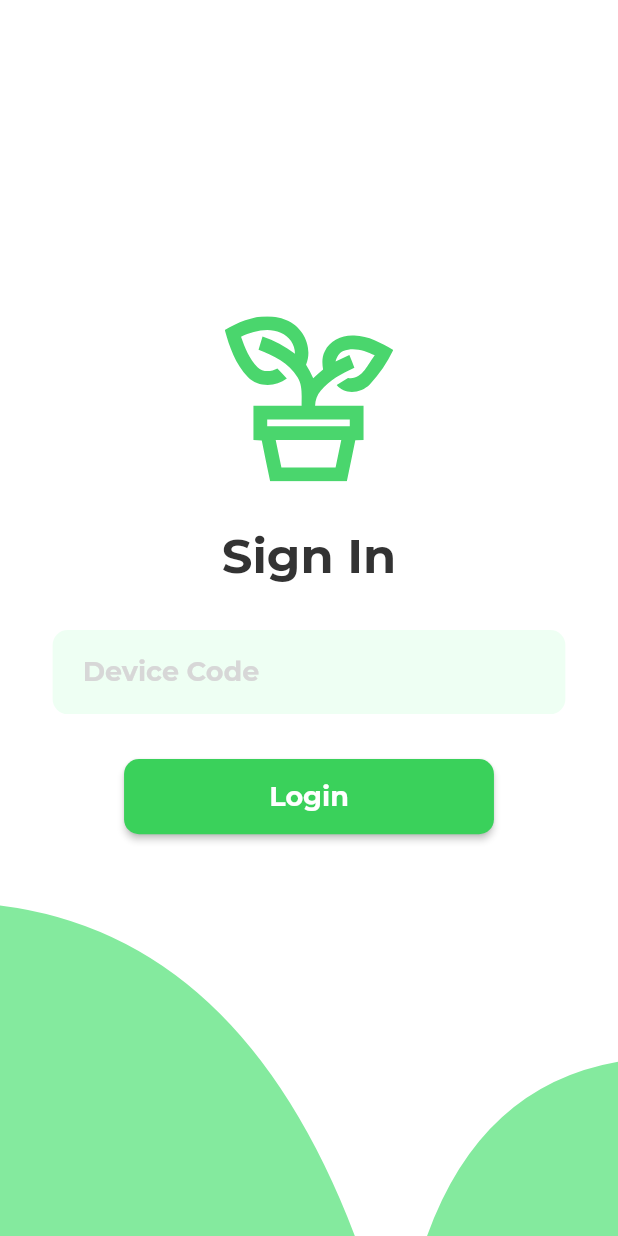
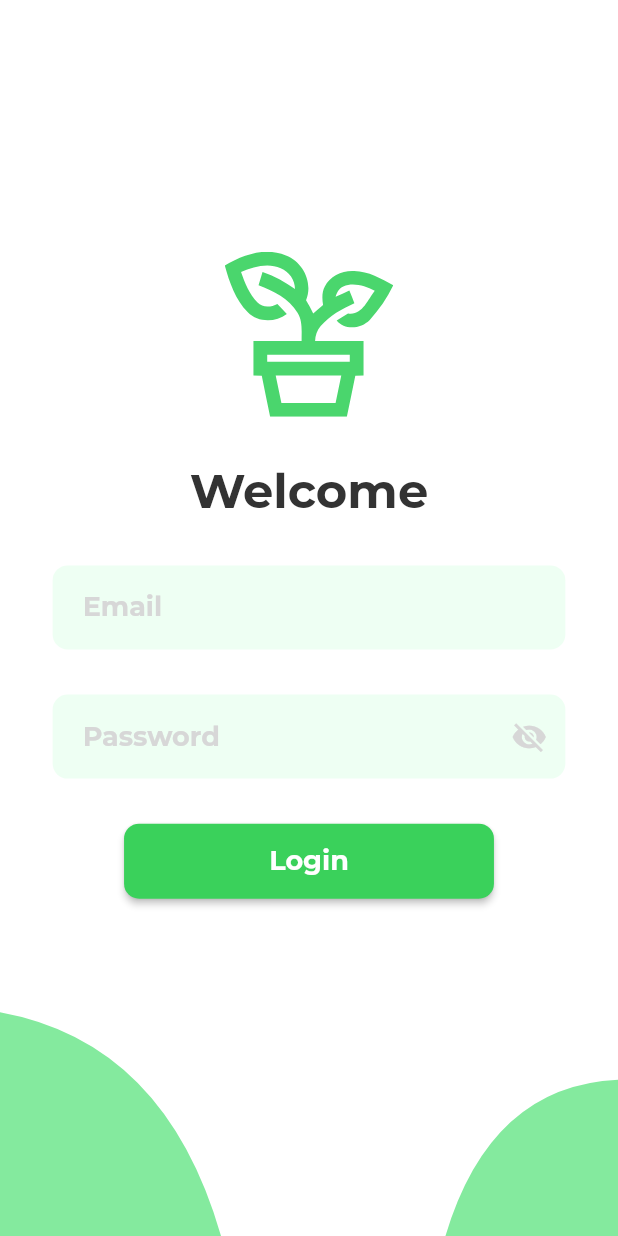
Before and after one commit to nxhung1610/flower-store, a Flutter app: the LoginScreen screen opened directly, on a phone screen of 412 x 824 dp. Run offline on Flutter 3.47's test engine with Material 2 defaults, Android fonts, the phone set to English and light mode, and no system bars; our stand-ins replace bloc, equatable, flutter_bloc, flutter_screenutil, flutter_spinkit, flutter_svg and 1 more; accounts and stored records are empty; project files that could hold a hidden picture were left out.

Commit message:
[UPDATE] - change bloc login

```diff
--- a/lib/src/blocs/auth/auth_event.dart
+++ b/lib/src/blocs/auth/auth_event.dart
@@ -6,20 +6,3 @@ abstract class AuthEvent extends Equatable {
   @override
   List<Object> get props => [];
 }
-
-class AuthLoginDeviceEvent extends AuthEvent {
-  final String devicekey;
-
-  AuthLoginDeviceEvent({required this.devicekey});
-  @override
-  // TODO: implement props
-  List<Object> get props => [devicekey];
-}
-
-class AuthPincodeValidateEvent extends AuthEvent {
-  final String pincode;
-  AuthPincodeValidateEvent({required this.pincode});
-  @override
-  // TODO: implement props
-  List<Object> get props => [pincode];
-}
--- a/lib/src/blocs/auth/auth_state.dart
+++ b/lib/src/blocs/auth/auth_state.dart
@@ -8,19 +8,3 @@ abstract class AuthState extends Equatable {
 }
 
 class AuthInitial extends AuthState {}
-
-class AuthRequestValidating extends AuthState {}
-
-class AuthRequestSuccess extends AuthState {
-  final dynamic resData;
-  AuthRequestSuccess({required this.resData});
-  @override
-  // TODO: implement props
-  List<Object> get props => [resData];
-}
-
-class AuthRequestFail extends AuthState {
-  final String message;
-
-  AuthRequestFail({required this.message});
-}
--- /dev/null
+++ b/lib/src/blocs/login/login_event.dart
@@ -0,0 +1,18 @@
+part of 'login_bloc.dart';
+
+abstract class LoginEvent extends Equatable {
+  const LoginEvent();
+
+  @override
+  List<Object> get props => [];
+}
+
+class LoginRequestEvent extends LoginEvent {
+  final String email;
+  final String password;
+
+  LoginRequestEvent({required this.email, required this.password});
+  @override
+  // TODO: implement props
+  List<Object> get props => [email, password];
+}
--- /dev/null
+++ b/lib/src/blocs/login/login_state.dart
@@ -0,0 +1,26 @@
+part of 'login_bloc.dart';
+
+abstract class LoginState extends Equatable {
+  const LoginState();
+
+  @override
+  List<Object> get props => [];
+}
+
+class LoginInitial extends LoginState {}
+
+class LoginRequestLoading extends LoginState {}
+
+class LoginRequestSuccess extends LoginState {
+  final dynamic resData;
+  LoginRequestSuccess({required this.resData});
+  @override
+  // TODO: implement props
+  List<Object> get props => [resData];
+}
+
+class LoginRequestFail extends LoginState {
+  final String message;
+
+  LoginRequestFail({required this.message});
+}
--- a/lib/src/screens/auth/login_screen.dart
+++ b/lib/src/screens/login/login_screen.dart
@@ -1,6 +1,7 @@
-import 'package:flower_store/src/blocs/auth/auth_bloc.dart';
-import 'package:flower_store/src/screens/auth/pincode_screen.dart';
+import 'package:flower_store/src/blocs/login/login_bloc.dart';
+
 import 'package:flower_store/src/screens/base/screen_config.dart';
+import 'package:flower_store/src/screens/main/main_screen.dart';
 import 'package:flower_store/src/utils/themes/app_colors.dart';
 import 'package:flower_store/src/utils/themes/app_text_style.dart';
 import 'package:flower_store/src/utils/tools/screen_tool.dart';
@@ -28,14 +29,14 @@ class _LoginScreenState extends State<LoginScreen> {
   @override
   Widget build(BuildContext context) {
     return ScreenConfig(
-      builder: () => BlocListener<AuthBloc, AuthState>(
+      builder: () => BlocListener<LoginBloc, LoginState>(
         listener: (context, state) {
-          if (state is AuthRequestValidating) {
+          if (state is LoginRequestLoading) {
             ScreenTool.showLoading(context, true);
-          } else if (state is AuthRequestSuccess) {
+          } else if (state is LoginRequestSuccess) {
             Navigator.pushNamedAndRemoveUntil(
-                context, PincodeScreen.nameRoute, (route) => false);
-          } else if (state is AuthRequestFail) {}
+                context, MainScreen.nameRoute, (route) => false);
+          } else if (state is LoginRequestFail) {}
         },
         child: Scaffold(
           resizeToAvoidBottomInset: false,
@@ -76,7 +77,7 @@ class _BodyScreen extends StatelessWidget {
                   height: 30.h,
                 ),
                 Text(
-                  'Sign In',
+                  'Welcome',
                   style: AppTextStyle.header2.copyWith(
                     color: AppColors.color6,
                     fontWeight: FontWeight.bold,
@@ -109,7 +110,9 @@ class _LoginForm extends StatefulWidget {
 }
 
 class _LoginFormState extends State<_LoginForm> {
-  final TextEditingController deviceCodeController = TextEditingController();
+  final TextEditingController emailController = TextEditingController();
+  final TextEditingController passWordController = TextEditingController();
+  bool _isVisiblePassword = false;
   @override
   Widget build(BuildContext context) {
     return Column(
@@ -120,17 +123,59 @@ class _LoginFormState extends State<_LoginForm> {
             color: AppColors.color4,
           ),
           child: TextField(
-            controller: deviceCodeController,
+            keyboardType: TextInputType.emailAddress,
+            controller: emailController,
             cursorWidth: 2.w,
             cursorRadius: Radius.elliptical(10, 10),
             decoration: InputDecoration(
               contentPadding:
                   EdgeInsets.symmetric(horizontal: 20.w, vertical: 17.h),
               border: InputBorder.none,
-              hintText: 'Device Code',
+              hintText: 'Email',
               hintStyle: AppTextStyle.header5.copyWith(
                 color: AppColors.color9,
                 fontWeight: FontWeight.w600,
+              ),
+            ),
+            style: AppTextStyle.header5.copyWith(
+              color: AppColors.color6,
+              fontWeight: FontWeight.w600,
+            ),
+          ),
+        ),
+        SizedBox(
+          height: 30.h,
+        ),
+        Container(
+          decoration: BoxDecoration(
+            borderRadius: BorderRadius.circular(10.w),
+            color: AppColors.color4,
+          ),
+          child: TextField(
+            obscureText: _isVisiblePassword,
+            keyboardType: TextInputType.visiblePassword,
+            controller: passWordController,
+            cursorWidth: 2.w,
+            cursorRadius: Radius.elliptical(10, 10),
+            decoration: InputDecoration(
+              contentPadding:
+                  EdgeInsets.symmetric(horizontal: 20.w, vertical: 17.h),
+              border: InputBorder.none,
+              hintText: 'Password',
+              hintStyle: AppTextStyle.header5.copyWith(
+                color: AppColors.color9,
+                fontWeight: FontWeight.w600,
+              ),
+              suffixIcon: IconButton(
+                onPressed: () => setState(() {
+                  _isVisiblePassword = !_isVisiblePassword;
+                }),
+                icon: Icon(
+                  _isVisiblePassword
+                      ? Icons.visibility_rounded
+                      : Icons.visibility_off,
+                  color: AppColors.color9,
+                ),
               ),
             ),
             style: AppTextStyle.header5.copyWith(
@@ -152,8 +197,9 @@ class _LoginFormState extends State<_LoginForm> {
                 borderRadius: BorderRadius.circular(10),
               ),
             ),
-            onPressed: () => context.read<AuthBloc>().add(
-                AuthLoginDeviceEvent(devicekey: deviceCodeController.text)),
+            onPressed: () => context.read<LoginBloc>().add(LoginRequestEvent(
+                email: emailController.text,
+                password: passWordController.text)),
             child: Text(
               'Login',
               style: AppTextStyle.header5.copyWith(
@@ -175,7 +221,7 @@ class _BottomPaint extends StatelessWidget {
   Widget build(BuildContext context) {
     return Container(
       width: 1.sw,
-      height: 220.h,
+      height: 149.h,
       child: Stack(
         children: [
           Positioned(
@@ -200,9 +246,9 @@ class _LoginPaint extends CustomPainter {
     Path path = Path();
 
     path.moveTo(0, 0);
-    path.quadraticBezierTo(160.w, 20.h, 236.w, 220.h);
-    path.lineTo(236.w + 48.w, 220.h);
-    path.quadraticBezierTo(320.w, 120.h, 1.sw, 104.h);
+    path.quadraticBezierTo(110.w, 20.h, 147.w, 149.h);
+    path.lineTo(147.w + 136.w, 220.h);
+    path.quadraticBezierTo(300.w, 50.h, 1.sw, 149.h - 104.h);
     path.lineTo(1.sw, 220.h);
     path.lineTo(0, 220.h);
     path.close();
--- a/lib/src/screens/screen.dart
+++ b/lib/src/screens/screen.dart
@@ -1,4 +1,5 @@
 export './welcome/welcome_screen.dart';
 export './base/screen_config.dart';
 export './init/init_screen.dart';
-export './auth/login_screen.dart';
+export './login/login_screen.dart';
+export './main/main_screen.dart';
--- a/lib/src/utils/routes/app_routes.dart
+++ b/lib/src/utils/routes/app_routes.dart
@@ -1,4 +1,3 @@
-import 'package:flower_store/src/screens/auth/pincode_screen.dart';
 import 'package:flower_store/src/screens/init/init_screen.dart';
 import 'package:flower_store/src/screens/main/main_screen.dart';
 import 'package:flower_store/src/screens/screen.dart';
@@ -17,8 +16,6 @@ class AppRoutes {
         return WelcomeScreen.route();
       case LoginScreen.nameRoute:
         return LoginScreen.route();
-      case PincodeScreen.nameRoute:
-        return PincodeScreen.route();
       case MainScreen.nameRoute:
         return MainScreen.route();
       default:
--- a/lib/src/utils/themes/app_text_style.dart
+++ b/lib/src/utils/themes/app_text_style.dart
@@ -35,12 +35,12 @@ class AppTextStyle {
   );
   static final header7 = TextStyle(
     color: AppColors.color11,
-    fontSize: 10.sp,
+    fontSize: 12.sp,
     fontStyle: FontStyle.normal,
   );
   static final paragraph = TextStyle(
     color: AppColors.color11,
-    fontSize: 10.sp,
+    fontSize: 16.sp,
     fontStyle: FontStyle.normal,
   );
 }
```
Also changed, not shown: lib/src/blocs/auth/auth_bloc.dart (+2 -18 lines), lib/src/blocs/login/login_bloc.dart (added, +20 -0 lines), lib/src/screens/auth/pincode_screen.dart (deleted, +0 -131 lines), lib/src/utils/themes/app_constant.dart (added, +12 -0 lines).
